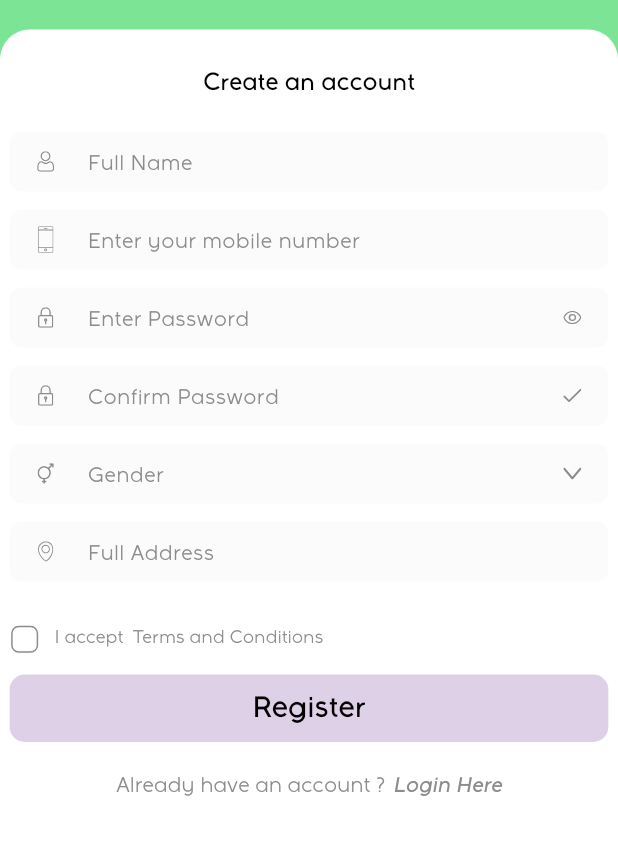
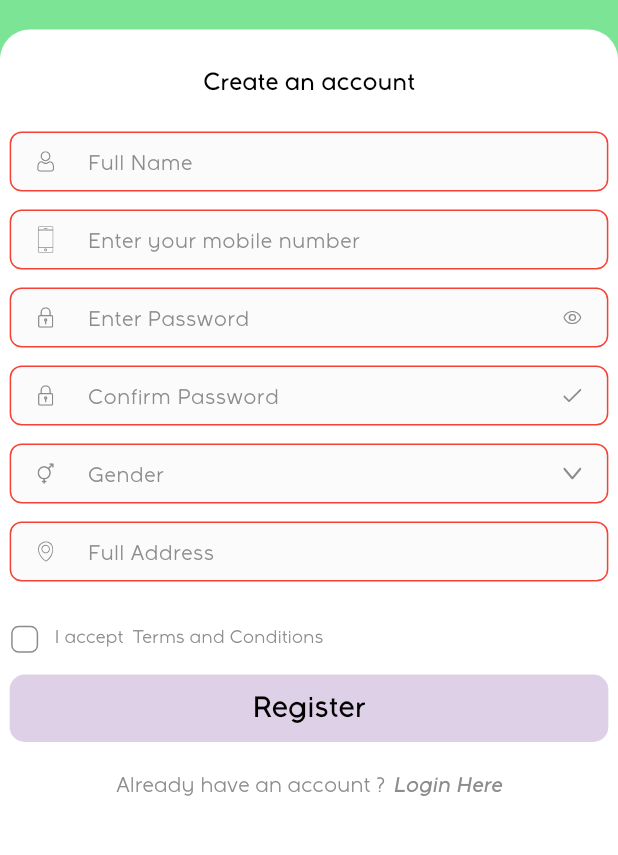
Before and after one commit to anumdhr/Telemedicine, a Flutter app: the CreateAccountPage screen opened by its route, after a tap on "Register", on a phone screen of 412 x 824 dp, the part 170-1025 px from its top. Run offline on Flutter 3.47's test engine with Material 3 defaults, Android fonts, the light colour scheme and no system bars; drawn by our look-alikes of flutter_form_builder; our stand-ins replace firebase_auth, firebase_core, flutter_screenutil, flutter_svg, font_awesome_flutter, get and 6 more; accounts and stored records are empty; Roboto replaces fonts that are missing (Full Sans LC Bold).

```diff
--- a/lib/module/auth/controller/auth_controller.dart
+++ b/lib/module/auth/controller/auth_controller.dart
@@ -1,6 +1,7 @@
 import 'package:flutter_form_builder/flutter_form_builder.dart';
 import 'package:get/get.dart';
 import 'package:flutter/material.dart';
+import 'package:logger/logger.dart';
 import 'package:rxdart/rxdart.dart';
 import 'package:seventh_sem_project/module/auth/model/user_model.dart';
 
@@ -13,6 +14,142 @@ class AuthController extends GetxController {
   final confirmPassController = TextEditingController();
   final addressController = TextEditingController();
   final phoneController = TextEditingController();
+  final formKey = GlobalKey<FormBuilderState>();
+
+  var validateName = true.obs;
+  var validatePassword = true.obs;
+  var validateConfirmPassword = true.obs;
+  var validateAddress = true.obs;
+  var validatePhone = true.obs;
+  var validateGender = true.obs;
 
   final userModeList = <NewUserModel>[].obs;
+  final newUserModel = NewUserModel().obs;
+
+  void onNameChange({required String name}) {
+    newUserModel.value.name = name;
+  }
+
+  void onPhoneChange({required String phone}) {
+    RegExp hexNum = RegExp(r'^\+\d{3}\s*\d{2,3}\s{0,1}\-*\s{0,1}\d{0,8}|^9\d{9}|^[4-5]\d{0,7}');
+    if ((hexNum.hasMatch(phone) && phone.length == 10)) {
+      // phoneController.text = phone;
+      newUserModel.value.phone = phone;
+    }
+  }
+
+  void onPasswordChange({required String password}) {
+    if (password.length > 5) {
+      newUserModel.value.password = password;
+    }
+  }
+
+  void onConfirmPasswordChange({required String password, required String confirmPassword}) {
+    if (password == confirmPassword) {
+      newUserModel.value.confirmPassword = confirmPassword;
+    }
+    // if (newUserModel.value.password == "" || newUserModel.value.password == null) {
+    //   newUserModel.value.password = "";
+    //
+    // }
+    // if (newUserModel.value.password == password && newUserModel.value.password != "") {
+    //   newUserModel.value.confirmPassword = password;
+    //
+    // } else {
+    //   newUserModel.value.confirmPassword = "";
+    //
+    // }
+  }
+
+  void onGenderChange({required String gender}) {
+    newUserModel.value.gender = gender;
+  }
+
+  void onAddressChange({required String address}) {
+    if (address.isNotEmpty) {
+      newUserModel.value.address = address;
+    }
+  }
+
+  void newUser() {
+    NewUserModel newUser = NewUserModel(
+      name: nameController.text.trim(),
+      gender: genderController.text.trim(),
+      phone: phoneController.text.trim(),
+      address: addressController.text.trim(),
+      password: passwordController.text.trim(),
+      confirmPassword: confirmPassController.text.trim(),
+    );
+  }
+
+  bool onCheckAllFieldValid() {
+    RegExp hexNum = RegExp(r'^\+\d{3}\s*\d{2,3}\s{0,1}\-*\s{0,1}\d{0,8}|^9\d{9}|^[4-5]\d{0,7}');
+
+    if (nameController.text == "") {
+      newUserModel.value.copyWith(name: "");
+      validateName.value = false;
+    } else {
+      validateName.value = true;
+    }
+    if (phoneController.text == "") {
+      newUserModel.value.copyWith(phone: "");
+      validatePhone.value = false;
+    } else if ((hexNum.hasMatch(phoneController.text) && phoneController.text.trim().length == 10)) {
+      validatePhone.value = true;
+    } else {
+      validatePhone.value = false;
+    }
+    if (passwordController.text == "") {
+      newUserModel.value.copyWith(password: "");
+      validatePassword.value = false;
+    } else {
+      validatePassword.value = true;
+    }
+    if (confirmPassController.text == "") {
+      newUserModel.value.copyWith(confirmPassword: "");
+      validateConfirmPassword.value = false;
+    } else if (confirmPassController.text != passwordController.text) {
+      validateConfirmPassword.value = false;
+    } else {
+      validateConfirmPassword.value = true;
+    }
+    if (genderController.text == "") {
+      newUserModel.value.copyWith(gender: "");
+      validateGender.value = false;
+    } else {
+      validateGender.value = true;
+    }
+
+    if (addressController.text == "") {
+      newUserModel.value.copyWith(address: "");
+      validateAddress.value = false;
+    } else {
+      validateAddress.value = true;
+    }
+
+    if (
+        // newUserModel.value.name == "" ||
+        //     newUserModel.value.name == null ||
+        //     newUserModel.value.phone == "" ||
+        //     newUserModel.value.phone == null ||
+        //     newUserModel.value.password == "" ||
+        //     newUserModel.value.password == null ||
+        //     newUserModel.value.confirmPassword == "" ||
+        //     newUserModel.value.confirmPassword == null ||
+        //     confirmPassController.text != passwordController.text ||
+        // newUserModel.value.gender == "" ||
+        // newUserModel.value.gender == null ||
+        // newUserModel.value.address == null ||
+        // newUserModel.value.address == ""
+        validateName.value == false ||
+            validateAddress.value == false ||
+            validatePassword.value == false ||
+            validateConfirmPassword.value == false ||
+            validateGender.value == false ||
+            validatePhone.value == false) {
+      return false;
+    } else {
+      return true;
+    }
+  }
 }
--- a/lib/module/auth/screen/login_page/create_account_page.dart
+++ b/lib/module/auth/screen/login_page/create_account_page.dart
@@ -3,7 +3,9 @@ import 'package:flutter_form_builder/flutter_form_builder.dart';
 import 'package:flutter_screenutil/flutter_screenutil.dart';
 import 'package:flutter_svg/flutter_svg.dart';
 import 'package:get/get.dart';
+import 'package:logger/logger.dart';
 import 'package:seventh_sem_project/module/auth/controller/auth_controller.dart';
+import 'package:seventh_sem_project/module/auth/model/user_model.dart';
 import 'package:seventh_sem_project/module/utils/route_constant.dart';
 import 'package:seventh_sem_project/module/utils/validator.dart';
 
@@ -59,9 +61,8 @@ class _CreateAccountPageState extends State<CreateAccountPage> {
                     decoration: const BoxDecoration(
                         color: Color(0xffFFFFFF), borderRadius: BorderRadius.only(topLeft: Radius.circular(20), topRight: Radius.circular(20))),
                     child: SingleChildScrollView(
-                      child: FormBuilder(
-                        key: _formKey,
-                        child: Column(
+                      child: Obx(() {
+                        return Column(
                           children: [
                             sboxH25,
                             Text(
@@ -73,8 +74,9 @@ class _CreateAccountPageState extends State<CreateAccountPage> {
                             ),
                             sboxH20,
                             CustomTextFieldForRegister(
-                              validator: (p0) {
-                                return Validator().emptyValidator(p0);
+                              validate: ac.validateName.value,
+                              onChange: (value) {
+                                ac.onNameChange(name: ac.nameController.value.text.trim());
                               },
                               hintText: "Full Name",
                               controller: ac.nameController,
@@ -82,27 +84,27 @@ class _CreateAccountPageState extends State<CreateAccountPage> {
                               prefixIcon: SvgPicture.asset(
                                 "assets/images/user.svg",
                                 fit: BoxFit.scaleDown,
-                                color: Color(0xff8C8C8C),
+                                color: const Color(0xff8C8C8C),
                               ),
                             ),
                             sboxH12,
                             CustomTextFieldForRegister(
-                              validator: (p0) {
-                                return Validator().emptyValidator(p0);
-                              },
+                              validate: ac.validatePhone.value,
                               controller: ac.phoneController,
                               hintText: "Enter your mobile number",
-                              prefixIcon: SvgPicture.asset("assets/images/mobile-phone.svg", fit: BoxFit.scaleDown, color: Color(0xff8C8C8C)),
+                              prefixIcon: SvgPicture.asset("assets/images/mobile-phone.svg", fit: BoxFit.scaleDown, color: const Color(0xff8C8C8C)),
                               attribute: "phone",
+                              onChange: (value) {
+                                ac.onPhoneChange(phone: ac.phoneController.value.text.trim());
+                              },
                             ),
                             sboxH12,
                             StreamBuilder<bool>(
                                 stream: ac.hidePassword.stream,
                                 builder: (context, snapshot) {
+                                  return Obx(() {
                                     return CustomTextFieldForRegister(
-                                    validator: (p0) {
-                                      return Validator().emptyValidator(p0);
-                                    },
+                                      validate: ac.validatePassword.value,
                                       hintText: "Enter Password",
                                       controller: ac.passwordController,
                                       attribute: "password",
@@ -123,48 +125,61 @@ class _CreateAccountPageState extends State<CreateAccountPage> {
                                                   fit: BoxFit.scaleDown,
                                                   color: Color(0xff8C8C8C),
                                                 )),
+                                      onChange: (value) {
+                                        ac.onPasswordChange(password: ac.passwordController.value.text.trim());
+                                      },
                                     );
+                                  });
                                 }),
                             sboxH12,
                             CustomTextFieldForRegister(
-                              validator: (p0) {
-                                return Validator().emptyValidator(p0);
-                              },
+                              validate: ac.validateConfirmPassword.value,
                               hintText: "Confirm Password",
                               attribute: "confirmPassword",
                               controller: ac.confirmPassController,
-                              prefixIcon: SvgPicture.asset("assets/images/padlock.svg", color: Color(0xff8C8C8C), fit: BoxFit.scaleDown),
+                              prefixIcon: SvgPicture.asset("assets/images/padlock.svg", color: const Color(0xff8C8C8C), fit: BoxFit.scaleDown),
                               suffixIcon: SvgPicture.asset(
                                 "assets/images/tick.svg",
-                                color: Color(0xff8C8C8C),
+                                color: const Color(0xff8C8C8C),
                                 fit: BoxFit.scaleDown,
                               ),
                               obscureText: true,
+                              onChange: (value) {
+                                ac.onConfirmPasswordChange(
+                                    password: ac.passwordController.value.text.trim(), confirmPassword: ac.confirmPassController.value.text.trim());
+                              },
                             ),
                             sboxH12,
 
                             CustomTextFieldForRegister(
-                              validator: (p0) {
-                                return Validator().emptyValidator(p0);
+                              validate: ac.validateGender.value,
+
+
+                              onChange: (value) {
+                                ac.onGenderChange(gender: ac.genderController.value.text.trim());
                               },
+
                               readOnly: true,
                               controller: ac.genderController,
                               // readOnly: true,
                               hintText: "Gender",
                               attribute: "gender",
-                              prefixIcon: SvgPicture.asset("assets/images/intersex.svg", color: Color(0xff8C8C8C), fit: BoxFit.scaleDown),
+                              prefixIcon: SvgPicture.asset("assets/images/intersex.svg", color: const Color(0xff8C8C8C), fit: BoxFit.scaleDown),
                               suffixIcon: PopupMenuButton(
                                 shape: RoundedRectangleBorder(borderRadius: BorderRadius.circular(20)),
                                 padding: EdgeInsets.zero,
-                                onSelected: (value) {},
+                                onSelected: (value) {
+                                  ac.genderController.text = value.toString();
+                                },
                                 child: SvgPicture.asset(
                                   "assets/images/Chevron_down.svg",
-                                  color: Color(0xff8C8C8C),
+                                  color: const Color(0xff8C8C8C),
                                   fit: BoxFit.scaleDown,
                                 ),
                                 itemBuilder: (context) {
                                   return [
                                     PopupMenuItem(
+
                                       value: "Male",
                                       height: 40,
                                       child: Text(
@@ -203,13 +218,14 @@ class _CreateAccountPageState extends State<CreateAccountPage> {
                             ),
                             sboxH12,
                             CustomTextFieldForRegister(
-                              validator: (p0) {
-                               return Validator().emptyValidator(p0);
+                              validate: ac.validateAddress.value,
+                              onChange: (value) {
+                                ac.onAddressChange(address: ac.addressController.value.text.trim());
                               },
                               hintText: "Full Address",
                               controller: ac.addressController,
                               attribute: "city",
-                              prefixIcon: SvgPicture.asset("assets/images/street.svg", color: Color(0xff8C8C8C), fit: BoxFit.scaleDown),
+                              prefixIcon: SvgPicture.asset("assets/images/street.svg", color: const Color(0xff8C8C8C), fit: BoxFit.scaleDown),
                             ),
 
                             //terms and condition
@@ -240,7 +256,7 @@ class _CreateAccountPageState extends State<CreateAccountPage> {
                                   FittedBox(
                                     child: Text("I accept",
                                         style: CustomStyle.textFullSansLcBook.copyWith(
-                                          color: Color(0xff8C8C8C),
+                                          color: const Color(0xff8C8C8C),
                                           fontSize: 12,
                                         )),
                                   ),
@@ -248,7 +264,7 @@ class _CreateAccountPageState extends State<CreateAccountPage> {
                                   FittedBox(
                                     child: Text("Terms and Conditions",
                                         style: CustomStyle.textFullSansLcBook.copyWith(
-                                          color: Color(0xff8C8C8C),
+                                          color: const Color(0xff8C8C8C),
                                           fontSize: 12,
                                         )),
                                   ),
@@ -259,8 +275,20 @@ class _CreateAccountPageState extends State<CreateAccountPage> {
 
                             CustomButton(
                               onTap: () {
-                                _formKey.currentState!.save();
-                                if (_formKey.currentState!.validate()) {
+                                Logger().d('name is ${ac.validateName.value}');
+                                Logger().d('add is ${ac.validateAddress.value}');
+                                Logger().d('gender is ${ac.validateGender.value}');
+                                Logger().d('pw is ${ac.validatePassword.value}');
+                                Logger().d('cf is ${ac.validateConfirmPassword.value}');
+                                Logger().d('phone is ${ac.validatePhone.value}');
+                                // Logger().d('phone is ${ac.newUserModel.value.phone}');
+                                // Logger().d('pw is ${ac.newUserModel.value.password}');
+                                // Logger().d('address is ${ac.newUserModel.value.address}');
+                                // Logger().d('conf is ${ac.newUserModel.value.confirmPassword}');
+                                Logger().d(ac.onCheckAllFieldValid());
+                                if (ac.onCheckAllFieldValid() == true) {
+                                  ac.newUser();
+
                                   Navigator.pushNamed(context, RouteConstant.routeHomePage);
                                 }
                               },
@@ -274,7 +302,7 @@ class _CreateAccountPageState extends State<CreateAccountPage> {
                                   "Already have an account ?",
                                   style: CustomStyle.textFullSansLcBook.copyWith(
                                     fontSize: 14,
-                                    color: Color(0xff8C8C8C),
+                                    color: const Color(0xff8C8C8C),
                                   ),
                                 ),
                                 const SizedBox(
@@ -288,7 +316,7 @@ class _CreateAccountPageState extends State<CreateAccountPage> {
                                     "Login Here",
                                     style: CustomStyle.textFullSansLcMediumItalic.copyWith(
                                       fontSize: 14,
-                                      color: Color(0xff8C8C8C),
+                                      color: const Color(0xff8C8C8C),
                                     ),
                                   ),
                                 ),
@@ -296,8 +324,8 @@ class _CreateAccountPageState extends State<CreateAccountPage> {
                             ),
                             sboxH30,
                           ],
-                        ),
-                      ),
+                        );
+                      }),
                     ),
                   ),
                 ),
--- a/lib/module/common_widget/custom_textfield_for_register.dart
+++ b/lib/module/common_widget/custom_textfield_for_register.dart
@@ -1,6 +1,5 @@
 import 'package:flutter/material.dart';
 import 'package:flutter_form_builder/flutter_form_builder.dart';
-import 'package:seventh_sem_project/module/utils/const.dart';
 
 import '../utils/custom_text_style.dart';
 
@@ -75,6 +74,9 @@ class CustomTextFieldForRegister extends StatelessWidget {
           textInputAction: TextInputAction.next,
           decoration: inputDecoration ??
               InputDecoration(
+                errorStyle: TextStyle(
+                  fontSize: 0,
+                ),
                 suffixIcon: suffixIcon,
                 isCollapsed: true,
                 contentPadding: const EdgeInsets.only(top: 5),
@@ -94,7 +96,7 @@ class CustomTextFieldForRegister extends StatelessWidget {
                   borderRadius: BorderRadius.circular(8),
                   borderSide:  BorderSide(
                     width: 1,
-                    color: validate!  ? Colors.transparent: Colors.red  ,
+                    color: validate == true  ? Colors.transparent: Colors.red  ,
 
                   ),
                 ),
@@ -104,14 +106,14 @@ class CustomTextFieldForRegister extends StatelessWidget {
                   borderSide:  BorderSide(
                       width: 1,
                       // style: BorderStyle.none,
-                      color: validate!  ? Colors.transparent: Colors.red,
+                    color: validate == true ? Colors.transparent: Colors.red,
                   ),
                 ),
                 focusedBorder: OutlineInputBorder(
                   borderRadius: BorderRadius.circular(8),
                   borderSide:  BorderSide(
                     width: 1,
-                    color: validate!  ? Colors.transparent: Colors.red,
+                    color: validate == true ? Colors.transparent: Colors.red,
                   ),
                 ),
               ),
--- a/lib/module/screens/main_page/main_page.dart
+++ b/lib/module/screens/main_page/main_page.dart
@@ -4,7 +4,7 @@ import 'package:get/get.dart';
 import 'package:google_nav_bar/google_nav_bar.dart';
 import 'package:seventh_sem_project/module/screens/main_page/main_controller.dart';
 import 'package:seventh_sem_project/module/screens/pages/blog.dart';
-import 'package:seventh_sem_project/module/screens/pages/home_page.dart';
+import 'package:seventh_sem_project/module/screens/pages/home_page/home_page.dart';
 import 'package:seventh_sem_project/module/screens/pages/prediction_result/prediction_result.dart';
 import 'package:seventh_sem_project/module/screens/pages/profile/profile.dart';
 
--- /dev/null
+++ b/lib/services/shared_preferences/shared_pref.dart
@@ -0,0 +1,20 @@
+import 'package:shared_preferences/shared_preferences.dart';
+
+class SharedPreferenceDB {
+  static SharedPreferences? preference;
+
+  static Future<void> init() async {
+    preference = await SharedPreferences.getInstance();
+  }
+
+  ///username
+   Future<void> saveUserName(bool name) async {
+    await preference!.setBool('Name', name);
+  }
+
+   bool? getUserName() {
+    return preference!.getBool('Name');
+  }
+
+
+}
--- a/pubspec.yaml
+++ b/pubspec.yaml
@@ -48,6 +48,7 @@ dependencies:
   firebase_auth: ^4.17.4
   logger: ^2.0.2+1
   sqflite: ^2.3.2
+  shared_preferences: ^2.2.2
 
 dev_dependencies:
   flutter_test:
```
Also changed, not shown: lib/main.dart (+8 -3 lines), lib/module/auth/screen/login_page/login_page.dart (+6 -12 lines), lib/module/screens/pages/home_page/home_page.dart (renamed from lib/module/screens/pages/home_page.dart, +22 -5 lines), lib/module/screens/pages/profile/profile.dart (+21 -21 lines), lib/module/screens/splash_screen.dart (+17 -2 lines), lib/module/sqflite_db/sqflite_database.dart (+11 -9 lines), lib/module/screens/pages/home_page/widgets/appointment_card.dart (renamed from lib/components/appointment_card.dart), pubspec.lock, 1 other file. Lines whose indentation alone changed are shown as unchanged.
